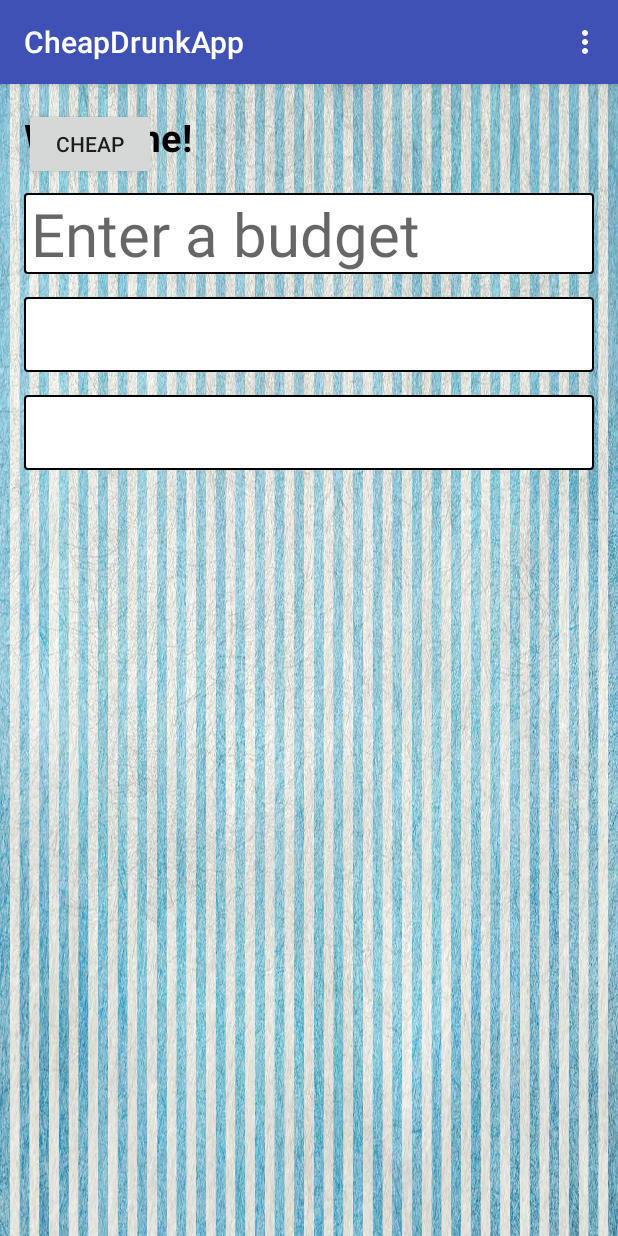
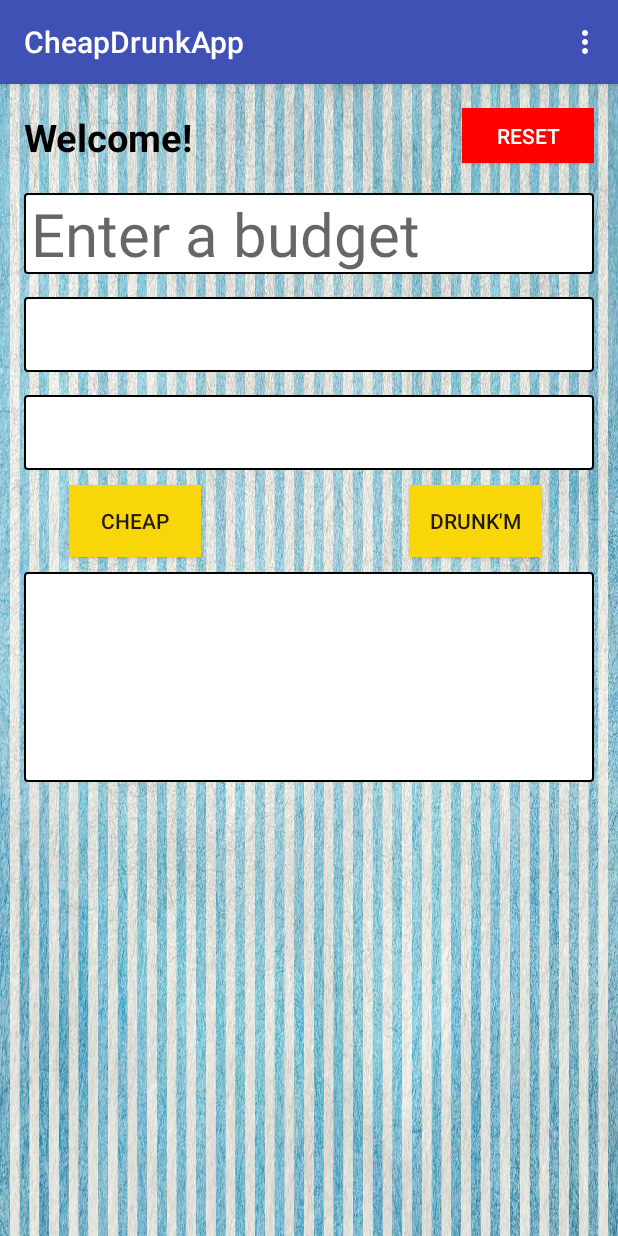
Before and after one commit to zachjrodriguez/CheapDrunkApp, an Android app: the screen it shows after launch (MainActivity), on a phone screen of 412 x 824 dp. Run offline under Robolectric (Android 15) with nearby library versions, the phone set to English and light mode, and no system bars.

Commit message:
Completed layout, moving back to the java code.

```diff
--- a/app/src/main/res/drawable/bigborder.xml
+++ b/app/src/main/res/drawable/bigborder.xml
@@ -2,7 +2,7 @@
 <shape xmlns:android="http://schemas.android.com/apk/res/android" android:shape="rectangle">
     <corners android:radius="2dp"/>
     <padding android:left="5dp"/>
-    <size android:height="120dp" android:width="@dimen/activity_vertical_margin"/>
+    <size android:height="140dp" android:width="@dimen/activity_vertical_margin"/>
     <solid android:color="@color/colorAccent"/>
     <stroke android:width="1dp" android:color="@color/colorBlack"/>
 </shape>
--- a/app/src/main/res/layout/content_main.xml
+++ b/app/src/main/res/layout/content_main.xml
@@ -25,6 +25,16 @@
         android:textAlignment="0"
         android:layout_marginTop="2dp"
         android:layout_alignParentTop="true"/>
+
+    <Button
+        android:id="@+id/resetButton"
+        android:layout_width="wrap_content"
+        android:layout_height="wrap_content"
+        android:text="Reset"
+        android:textColor="@color/colorAccent"
+        android:background="@color/colorRed"
+        android:layout_alignParentRight="true"
+        android:layout_above="@id/enterBudget" />
 
     <EditText
         android:id="@+id/enterBudget"
@@ -65,16 +75,35 @@
         android:background="@drawable/border"/>
 
     <Button
+        android:id="@+id/cheapButton"
         android:layout_width="wrap_content"
         android:layout_height="wrap_content"
-        android:text="Cheap"/>
+        android:text="Cheap"
+        android:layout_below="@id/drinkType"
+        android:background="@color/colorAmber"
+        android:layout_marginTop="10dp"
+        android:layout_marginLeft="30dp"/>
+
+    <Button
+        android:id="@+id/drunkButton"
+        android:layout_width="wrap_content"
+        android:layout_height="wrap_content"
+        android:text="Drunk'm"
+        android:background="@color/colorAmber"
+        android:layout_below="@id/drinkType"
+        android:layout_alignParentRight="true"
+        android:layout_marginTop="10dp"
+        android:layout_marginRight="35dp"/>
 
     <LinearLayout
         android:id="@+id/innerLay"
         android:orientation="vertical"
         android:layout_width="match_parent"
         android:layout_height="wrap_content"
-        android:layout_centerHorizontal="true">
+        android:layout_centerHorizontal="true"
+        android:background="@drawable/bigborder"
+        android:layout_below="@id/cheapButton"
+        android:layout_marginTop="10dp">
 
         <TextView
             android:layout_width="wrap_content"
```
